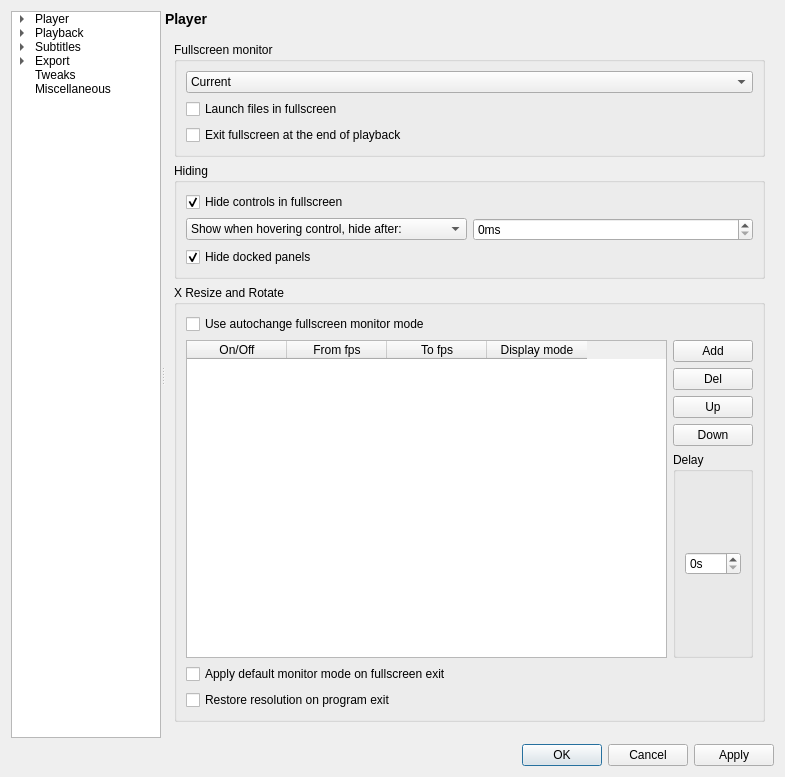
The window that settingswindow.ui (mpc-qt/mpc-qt) describes before a commit, drawn with Qt 5.
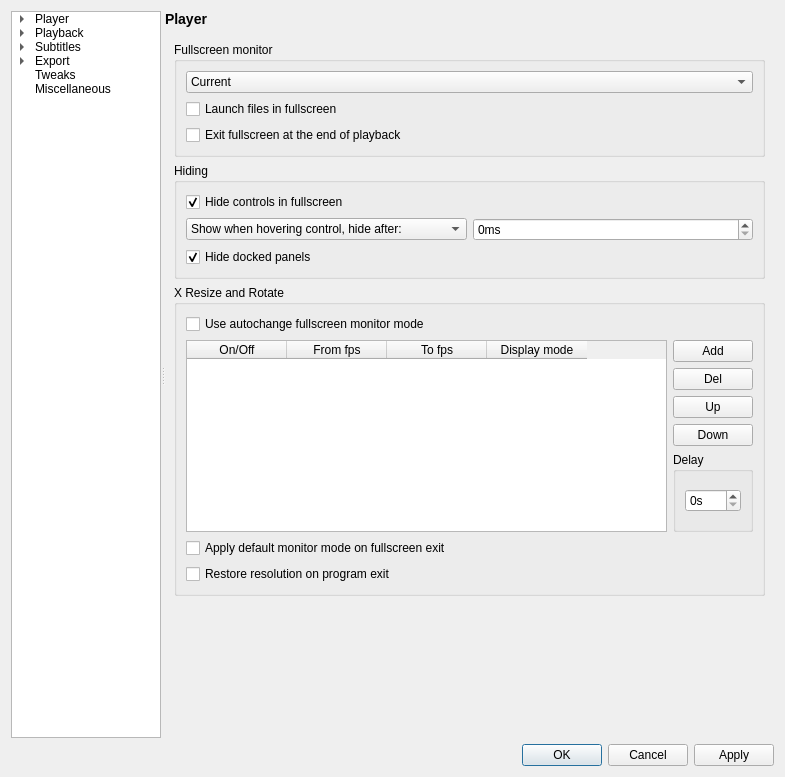
The same window after the commit. The open tabs and pages were chosen to show the change.

The edit to the form file:
```diff
--- a/settingswindow.ui
+++ b/settingswindow.ui
@@ -4515,6 +4515,12 @@
              <property name="orientation">
               <enum>Qt::Vertical</enum>
              </property>
+             <property name="sizeHint" stdset="0">
+              <size>
+               <width>0</width>
+               <height>0</height>
+              </size>
+             </property>
             </spacer>
            </item>
           </layout>
```
Left out of the diff: 6 changed lines with no effect on the pictures.
